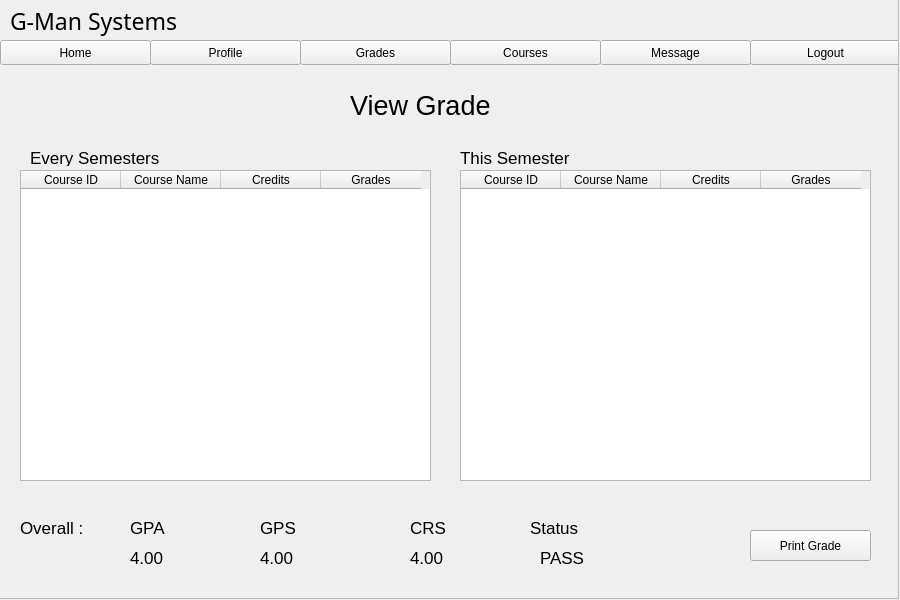
This is resources/UI/viewGrade.ui in Poom1997/gman as Qt 5 draws it before an edit. The edited form follows.
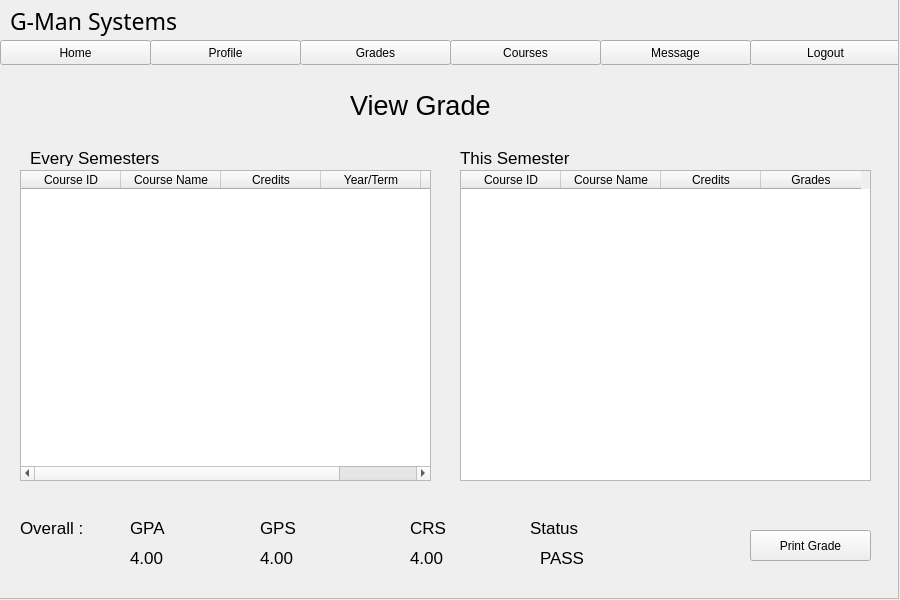
This is the edited form.

The edit to the form file:
```diff
--- a/resources/UI/viewGrade.ui
+++ b/resources/UI/viewGrade.ui
@@ -135,7 +135,7 @@
        <string>Course ID</string>
       </property>
       <property name="textAlignment">
-       <set>AlignHCenter|AlignVCenter|AlignCenter</set>
+       <set>AlignCenter</set>
       </property>
      </column>
      <column>
@@ -143,7 +143,7 @@
        <string>Course Name</string>
       </property>
       <property name="textAlignment">
-       <set>AlignHCenter|AlignVCenter|AlignCenter</set>
+       <set>AlignCenter</set>
       </property>
      </column>
      <column>
@@ -151,7 +151,15 @@
        <string>Credits</string>
       </property>
       <property name="textAlignment">
-       <set>AlignHCenter|AlignVCenter|AlignCenter</set>
+       <set>AlignCenter</set>
+      </property>
+     </column>
+     <column>
+      <property name="text">
+       <string>Year/Term</string>
+      </property>
+      <property name="textAlignment">
+       <set>AlignCenter</set>
       </property>
      </column>
      <column>
@@ -159,7 +167,7 @@
        <string>Grades</string>
       </property>
       <property name="textAlignment">
-       <set>AlignHCenter|AlignVCenter|AlignCenter</set>
+       <set>AlignCenter</set>
       </property>
      </column>
     </widget>
```
Left out of the diff: 8 changed lines with no effect on the pictures.
